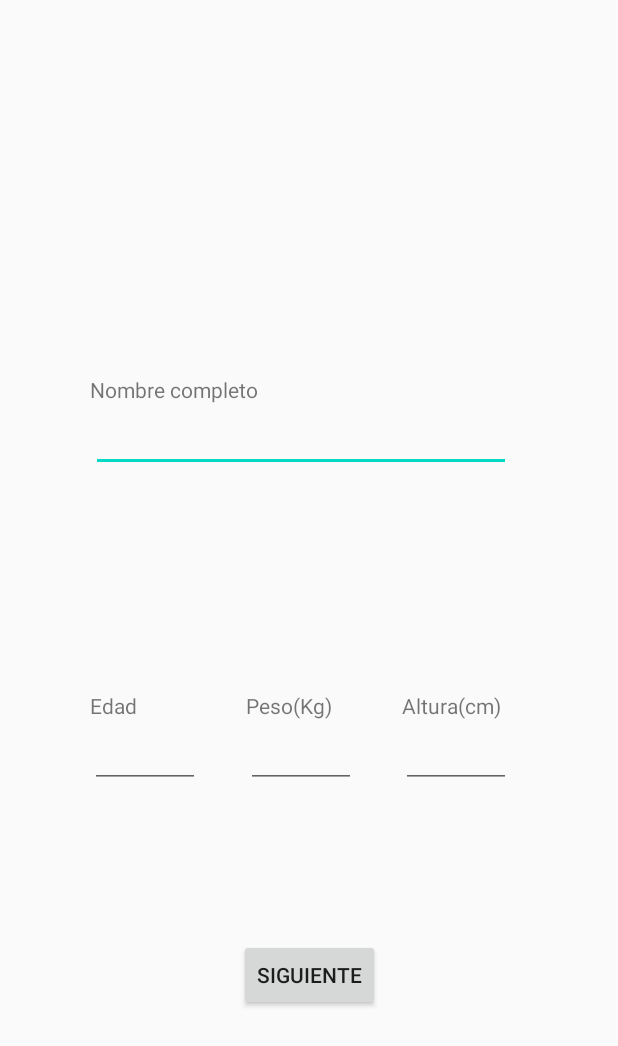
After one commit to Afelipe1599/Apliacion-40, an Android app: the UserPersonalDataActivity screen opened directly, with no data from a screen before it, on a phone screen of 412 x 824 dp. The commit adds this screen. Shown: the top 1046 px of the screen. Run offline under Robolectric (Android 15) with nearby library versions, the phone set to English and light mode, and no system bars.

Commit message:
made some activities for user data registration

```diff
--- a/ejerciciosmas40/app/build.gradle
+++ b/ejerciciosmas40/app/build.gradle
@@ -26,6 +26,7 @@ dependencies {
     implementation fileTree(dir: "libs", include: ["*.jar"])
     implementation 'androidx.appcompat:appcompat:1.1.0'
     implementation 'androidx.constraintlayout:constraintlayout:1.1.3'
+    implementation 'com.google.android.material:material:1.2.1'
     testImplementation 'junit:junit:4.12'
     androidTestImplementation 'androidx.test.ext:junit:1.1.1'
     androidTestImplementation 'androidx.test.espresso:espresso-core:3.2.0'
--- /dev/null
+++ b/ejerciciosmas40/app/src/main/java/com/example/ejerciciosmas40/UserPersonalDataActivity.java
@@ -0,0 +1,21 @@
+package com.example.ejerciciosmas40;
+
+import android.app.Activity;
+import android.content.Intent;
+import android.os.Bundle;
+import android.view.View;
+
+import androidx.annotation.Nullable;
+
+public class UserPersonalDataActivity extends Activity {
+    @Override
+    protected void onCreate(@Nullable Bundle savedInstanceState) {
+        super.onCreate(savedInstanceState);
+        setContentView(R.layout.user_personal_data);
+    }
+
+    public void callExerciseFreqActivity(View view){
+        Intent intent = new Intent(this, ExerciseFrequencyActivity.class);
+        startActivity(intent);
+    }
+}
--- /dev/null
+++ b/ejerciciosmas40/app/src/main/res/layout/user_personal_data.xml
@@ -0,0 +1,109 @@
+<?xml version="1.0" encoding="utf-8"?>
+<androidx.constraintlayout.widget.ConstraintLayout
+    xmlns:android="http://schemas.android.com/apk/res/android"
+    xmlns:app="http://schemas.android.com/apk/res-auto"
+    xmlns:tools="http://schemas.android.com/tools"
+    android:layout_width="match_parent"
+    android:layout_height="match_parent">
+
+    <EditText
+        android:id="@+id/editTextTextPersonName6"
+        android:layout_width="280dp"
+        android:layout_height="0dp"
+        android:layout_marginStart="60dp"
+        android:layout_marginEnd="71dp"
+        android:ems="10"
+        android:importantForAutofill="no"
+        android:inputType="textPersonName"
+        app:layout_constraintEnd_toEndOf="parent"
+        app:layout_constraintHorizontal_bias="1.0"
+        app:layout_constraintStart_toStartOf="parent"
+        app:layout_constraintTop_toBottomOf="@+id/textView14" />
+
+    <TextView
+        android:id="@+id/textView14"
+        android:layout_width="wrap_content"
+        android:layout_height="wrap_content"
+        android:layout_marginStart="60dp"
+        android:layout_marginTop="250dp"
+        android:text="@string/user_name_str"
+        app:layout_constraintStart_toStartOf="parent"
+        app:layout_constraintTop_toTopOf="parent" />
+
+    <EditText
+        android:id="@+id/editTextTextPersonName10"
+        android:layout_width="73dp"
+        android:layout_height="0dp"
+        android:layout_marginEnd="71dp"
+        android:ems="10"
+        android:importantForAutofill="no"
+        android:inputType="number"
+        app:layout_constraintEnd_toEndOf="parent"
+        app:layout_constraintTop_toBottomOf="@+id/textView17" />
+
+    <EditText
+        android:id="@+id/editTextTextPersonName7"
+        android:layout_width="73dp"
+        android:layout_height="0dp"
+        android:layout_marginStart="60dp"
+        android:ems="10"
+        android:importantForAutofill="no"
+        android:inputType="number"
+        app:layout_constraintStart_toStartOf="parent"
+        app:layout_constraintTop_toBottomOf="@+id/textView15" />
+
+    <TextView
+        android:id="@+id/textView17"
+        android:layout_width="wrap_content"
+        android:layout_height="wrap_content"
+        android:layout_marginEnd="78dp"
+        android:layout_marginBottom="344dp"
+        android:text="@string/user_height_str"
+        app:layout_constraintBottom_toBottomOf="parent"
+        app:layout_constraintEnd_toEndOf="parent" />
+
+    <TextView
+        android:id="@+id/textView16"
+        android:layout_width="wrap_content"
+        android:layout_height="wrap_content"
+        android:layout_marginStart="2dp"
+        android:layout_marginBottom="344dp"
+        android:text="@string/user_weigth_str"
+        app:layout_constraintBottom_toBottomOf="parent"
+        app:layout_constraintEnd_toStartOf="@+id/textView17"
+        app:layout_constraintHorizontal_bias="0.605"
+        app:layout_constraintStart_toEndOf="@+id/textView15" />
+
+    <EditText
+        android:id="@+id/editTextTextPersonName9"
+        android:layout_width="73dp"
+        android:layout_height="0dp"
+        android:ems="10"
+        android:importantForAutofill="no"
+        android:inputType="numberDecimal"
+        app:layout_constraintEnd_toStartOf="@+id/editTextTextPersonName10"
+        app:layout_constraintStart_toEndOf="@+id/editTextTextPersonName7"
+        app:layout_constraintTop_toBottomOf="@+id/textView16" />
+
+    <TextView
+        android:id="@+id/textView15"
+        android:layout_width="wrap_content"
+        android:layout_height="wrap_content"
+        android:layout_marginStart="60dp"
+        android:layout_marginBottom="344dp"
+        android:text="@string/user_age_str"
+        app:layout_constraintBottom_toBottomOf="parent"
+        app:layout_constraintStart_toStartOf="parent" />
+
+    <Button
+        android:id="@+id/button"
+        android:layout_width="wrap_content"
+        android:layout_height="wrap_content"
+        android:layout_marginBottom="150dp"
+        android:onClick="callExerciseFreqActivity"
+        android:text="@string/welcome_button"
+        app:layout_constraintBottom_toBottomOf="parent"
+        app:layout_constraintEnd_toEndOf="parent"
+        app:layout_constraintStart_toStartOf="parent" />
+
+</androidx.constraintlayout.widget.ConstraintLayout>
--- a/ejerciciosmas40/app/src/main/res/values/strings.xml
+++ b/ejerciciosmas40/app/src/main/res/values/strings.xml
@@ -1,3 +1,21 @@
 <resources>
-    <string name="app_name">ejerciciosmas40</string>
+    <string name="app_name">+40</string>
+    <string name="welcome">Bienvenido a +40</string>
+    <string name="welcome_img">Imagen de bienvenida</string>
+    <string name="welcome_button">Siguiente</string>
+    <string name="second_activity_str">El pepe</string>
+    <string name="user_name_str">Nombre completo</string>
+    <string name="user_age_str">Edad</string>
+    <string name="user_height_str">Altura(cm)</string>
+    <string name="user_weigth_str">Peso(Kg)</string>
+    <string name="welcome_msg">Un mensaje de bienvenida importante y lambon</string>
+    <string name="exercise_freq_str">¿Con que frecuencia realizas ejercicio?</string>
+    <string-array name="exercise_freq_array">
+        <item>No me gusta subir escaleras</item>
+        <item>No me gusta caminar</item>
+        <item>No hago ejercicio</item>
+        <item>De vez en cuando hago ejercicio</item>
+        <item>Hago ejercicio regularmente</item>
+        <item>Tiro 5 pajas al dia</item>
+    </string-array>
 </resources>
```
Also changed, not shown: ejerciciosmas40/app/src/main/AndroidManifest.xml (+11 -2 lines), ejerciciosmas40/app/src/main/java/com/example/ejerciciosmas40/ExerciseFrequencyActivity.java (added, +15 -0 lines), ejerciciosmas40/app/src/main/java/com/example/ejerciciosmas40/MainActivity.java (+9 -0 lines), ejerciciosmas40/app/src/main/java/com/example/ejerciciosmas40/WelcomeActivity.java (added, +23 -0 lines), ejerciciosmas40/app/src/main/res/layout/activity_main.xml (+26 -1 lines), ejerciciosmas40/app/src/main/res/layout/exercise_frecuency.xml (added, +30 -0 lines), ejerciciosmas40/app/src/main/res/layout/welcome_activity.xml (added, +29 -0 lines), ejerciciosmas40/app/src/main/res/drawable-hdpi/dino.png (added), ejerciciosmas40/app/src/main/res/drawable-ldpi/dino.png (added), ejerciciosmas40/app/src/main/res/drawable-mdpi/dino.png (added), ejerciciosmas40/app/src/main/res/drawable-xhdpi/dino.png (added), ejerciciosmas40/app/src/main/res/drawable-xxhdpi/dino.png (added), ejerciciosmas40/app/src/main/res/drawable-xxxhdpi/dino.png (added).
